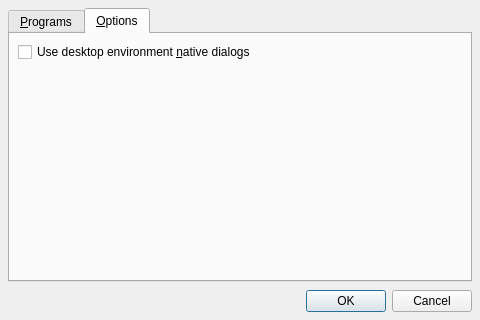
This is src/synthv1widget_config.ui in rncbc/synthv1 as Qt 5 draws it before an edit. The edited form follows.
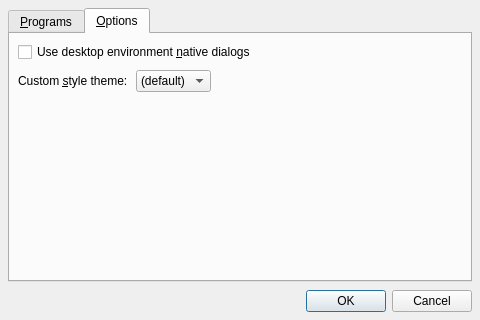
This is the edited form. The open tabs and pages were chosen to show the change. Icons and pictures are not drawn. Custom widgets are drawn as their Qt base class.

Commit message: - Introducing a brand new user preference on eye-candy: cf.Help   /Configure.../Options/Custom style theme.

What changed in the file:
```diff
--- a/src/synthv1widget_config.ui
+++ b/src/synthv1widget_config.ui
@@ -192,8 +192,8 @@
       <attribute name="toolTip">
        <string>Options</string>
       </attribute>
-      <layout class="QVBoxLayout">
-       <item>
+      <layout class="QGridLayout">
+       <item row="0" column="0" colspan="3">
         <widget class="QCheckBox" name="UseNativeDialogsCheckBox">
          <property name="toolTip">
           <string>Whether to use desktop environment's native dialogs where applicable</string>
@@ -203,7 +203,51 @@
          </property>
         </widget>
        </item>
-       <item>
+       <item row="1" column="0">
+        <widget class="QLabel" name="CustomStyleThemeTextLabel">
+         <property name="text">
+          <string>Custom &amp;style theme:</string>
+         </property>
+         <property name="buddy">
+          <cstring>CustomStyleThemeComboBox</cstring>
+         </property>
+        </widget>
+       </item>
+       <item row="1" column="1">
+        <widget class="QComboBox" name="CustomStyleThemeComboBox">
+         <property name="font">
+          <font>
+           <weight>50</weight>
+           <bold>false</bold>
+          </font>
+         </property>
+         <property name="toolTip">
+          <string>Custom widget style theme</string>
+         </property>
+         <property name="editable">
+          <bool>false</bool>
+         </property>
+         <item>
+          <property name="text">
+           <string>(default)</string>
+          </property>
+         </item>
+        </widget>
+       </item>
+       <item row="1" column="2">
+        <spacer>
+         <property name="orientation">
+          <enum>Qt::Horizontal</enum>
+         </property>
+         <property name="sizeHint">
+          <size>
+           <width>20</width>
+           <height>20</height>
+          </size>
+         </property>
+        </spacer>
+       </item>
+       <item row="2" colspan="3">
         <spacer>
          <property name="orientation">
           <enum>Qt::Vertical</enum>
```
Left out of the diff: 1 changed line with no effect on the pictures. The commit also changes 6 other files.
